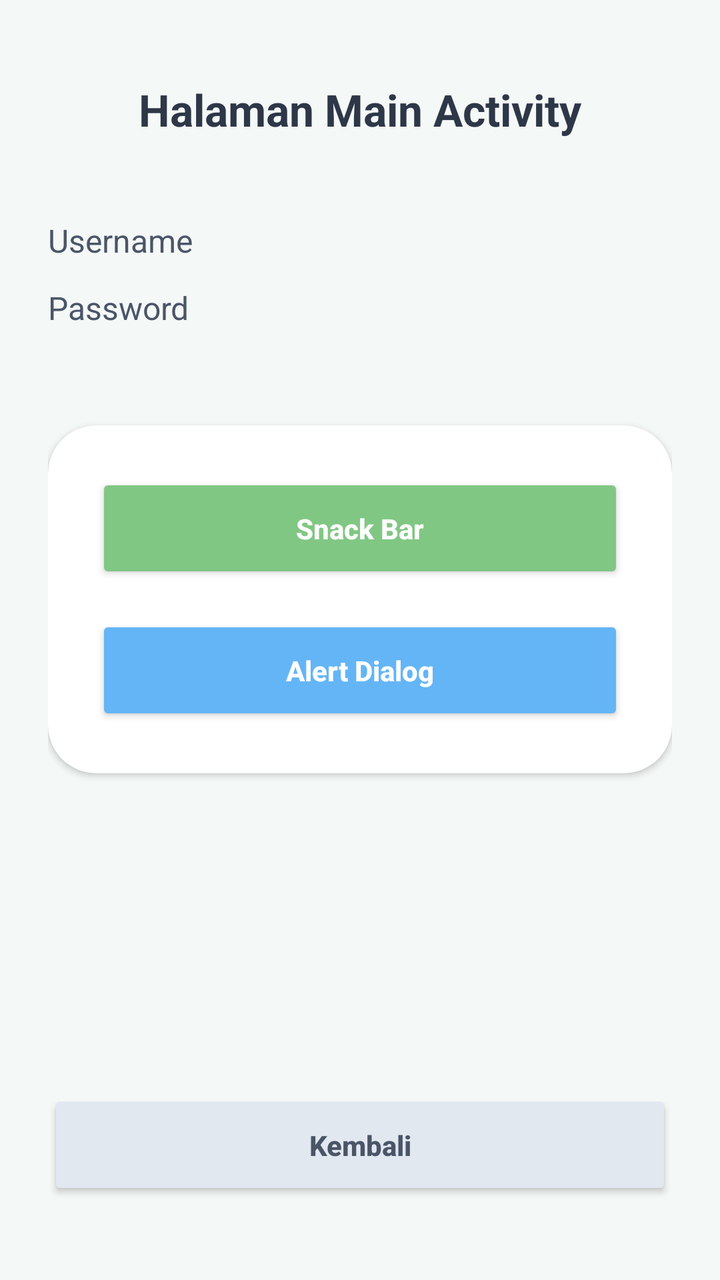
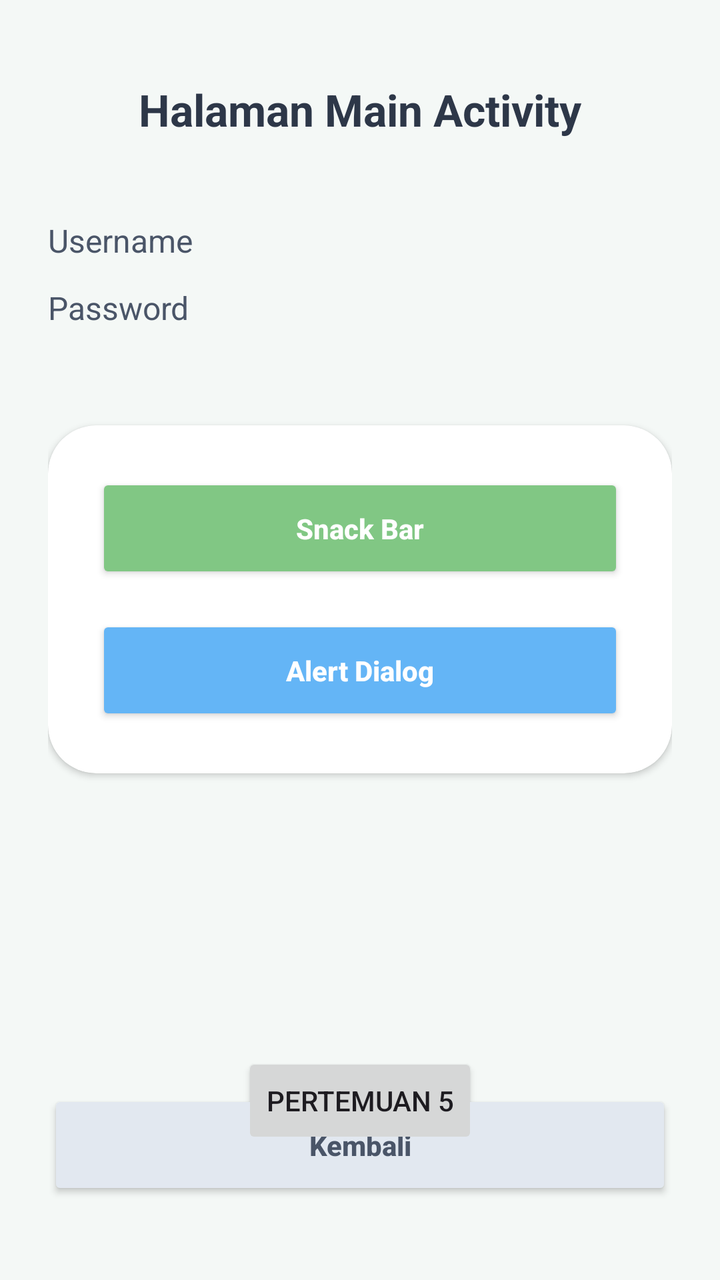

The first picture is an Android layout as it rendered before a commit; the second is the same layout after the commit. The layout source and the unified diff follow.
<!-- AndroidManifest.xml: application theme Theme.Luthfi_tib -->
<!-- res/layout/activity_main.xml -->
<?xml version="1.0" encoding="utf-8"?>
<androidx.constraintlayout.widget.ConstraintLayout xmlns:android="http://schemas.android.com/apk/res/android"
    xmlns:app="http://schemas.android.com/apk/res-auto"
    xmlns:tools="http://schemas.android.com/tools"
    android:id="@+id/main"
    android:layout_width="match_parent"
    android:layout_height="match_parent"
    android:background="#F4F8F6"
    android:padding="24dp"
    tools:context=".MainActivity">

    <TextView
        android:id="@+id/textView4"
        android:layout_width="wrap_content"
        android:layout_height="wrap_content"
        android:layout_marginTop="16dp"
        android:text="Halaman Main Activity"
        android:textColor="#2D3748"
        android:textSize="22sp"
        android:textStyle="bold"
        app:layout_constraintEnd_toEndOf="parent"
        app:layout_constraintStart_toStartOf="parent"
        app:layout_constraintTop_toTopOf="parent" />

    <TextView
        android:id="@+id/txtUsername"
        android:layout_width="0dp"
        android:layout_height="wrap_content"
        android:layout_marginTop="40dp"
        android:text="Username"
        android:textColor="#4A5568"
        android:textSize="16sp"
        app:layout_constraintEnd_toEndOf="parent"
        app:layout_constraintStart_toStartOf="parent"
        app:layout_constraintTop_toBottomOf="@+id/textView4" />

    <TextView
        android:id="@+id/txtPassword"
        android:layout_width="0dp"
        android:layout_height="wrap_content"
        android:layout_marginTop="12dp"
        android:text="Password"
        android:textColor="#4A5568"
        android:textSize="16sp"
        app:layout_constraintEnd_toEndOf="parent"
        app:layout_constraintStart_toStartOf="parent"
        app:layout_constraintTop_toBottomOf="@+id/txtUsername" />

    <com.google.android.material.card.MaterialCardView
        android:layout_width="0dp"
        android:layout_height="wrap_content"
        android:layout_marginTop="48dp"
        app:cardBackgroundColor="#FFFFFF"
        app:cardCornerRadius="24dp"
        app:cardElevation="2dp"
        app:strokeWidth="0dp"
        app:layout_constraintEnd_toEndOf="parent"
        app:layout_constraintStart_toStartOf="parent"
        app:layout_constraintTop_toBottomOf="@+id/txtPassword">

        <androidx.constraintlayout.widget.ConstraintLayout
            android:layout_width="match_parent"
            android:layout_height="wrap_content"
            android:padding="24dp">

            <Button
                android:id="@+id/btnSnackBar"
                android:layout_width="match_parent"
                android:layout_height="55dp"
                android:backgroundTint="#81C784"
                android:text="Snack Bar"
                android:textAllCaps="false"
                android:textColor="#FFFFFF"
                android:textStyle="bold"
                app:cornerRadius="16dp"
                app:layout_constraintEnd_toEndOf="parent"
                app:layout_constraintStart_toStartOf="parent"
                app:layout_constraintTop_toTopOf="parent" />

            <Button
                android:id="@+id/btnAlertDialog"
                android:layout_width="match_parent"
                android:layout_height="55dp"
                android:layout_marginTop="16dp"
                android:backgroundTint="#64B5F6"
                android:text="Alert Dialog"
                android:textAllCaps="false"
                android:textColor="#FFFFFF"
                android:textStyle="bold"
                app:cornerRadius="16dp"
                app:layout_constraintEnd_toEndOf="parent"
                app:layout_constraintStart_toStartOf="parent"
                app:layout_constraintTop_toBottomOf="@+id/btnSnackBar" />

        </androidx.constraintlayout.widget.ConstraintLayout>

    </com.google.android.material.card.MaterialCardView>

    <Button
        android:id="@+id/btnKembali"
        android:layout_width="match_parent"
        android:layout_height="55dp"
        android:layout_marginBottom="16dp"
        android:backgroundTint="#E2E8F0"
        android:text="Kembali"
        android:textAllCaps="false"
        android:textColor="#4A5568"
        android:textStyle="bold"
        app:cornerRadius="28dp"
        app:layout_constraintBottom_toBottomOf="parent"
        app:layout_constraintEnd_toEndOf="parent"
        app:layout_constraintStart_toStartOf="parent" />

</androidx.constraintlayout.widget.ConstraintLayout>
<!-- resources referenced by this layout -->
<resources>
  <style name="Theme.Luthfi_tib" parent="Base.Theme.Luthfi_tib" />
  <style name="Base.Theme.Luthfi_tib" parent="Theme.Material3.DayNight.NoActionBar">
          
          
      </style>
</resources>

<!-- the commit's change to res/layout/activity_main.xml (unified diff, before → after) -->
@@ -47,16 +47,17 @@
         app:layout_constraintTop_toBottomOf="@+id/txtUsername" />
 
     <com.google.android.material.card.MaterialCardView
+        android:id="@+id/materialCardView"
         android:layout_width="0dp"
         android:layout_height="wrap_content"
         android:layout_marginTop="48dp"
         app:cardBackgroundColor="#FFFFFF"
         app:cardCornerRadius="24dp"
         app:cardElevation="2dp"
-        app:strokeWidth="0dp"
         app:layout_constraintEnd_toEndOf="parent"
         app:layout_constraintStart_toStartOf="parent"
-        app:layout_constraintTop_toBottomOf="@+id/txtPassword">
+        app:layout_constraintTop_toBottomOf="@+id/txtPassword"
+        app:strokeWidth="0dp">
 
         <androidx.constraintlayout.widget.ConstraintLayout
             android:layout_width="match_parent"
@@ -111,4 +112,16 @@
         app:layout_constraintEnd_toEndOf="parent"
         app:layout_constraintStart_toStartOf="parent" />
 
+    <Button
+        android:id="@+id/btnToLima"
+        android:layout_width="wrap_content"
+        android:layout_height="wrap_content"
+        android:layout_marginTop="135dp"
+        android:text="Pertemuan 5"
+        app:layout_constraintBottom_toBottomOf="parent"
+        app:layout_constraintEnd_toEndOf="parent"
+        app:layout_constraintStart_toStartOf="parent"
+        app:layout_constraintTop_toBottomOf="@+id/materialCardView"
+        app:layout_constraintVertical_bias="0.102" />
+
 </androidx.constraintlayout.widget.ConstraintLayout>
